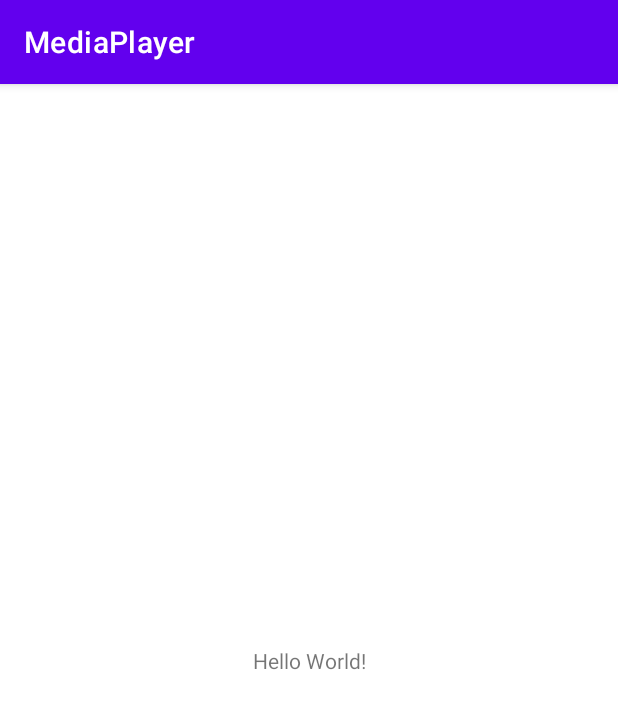
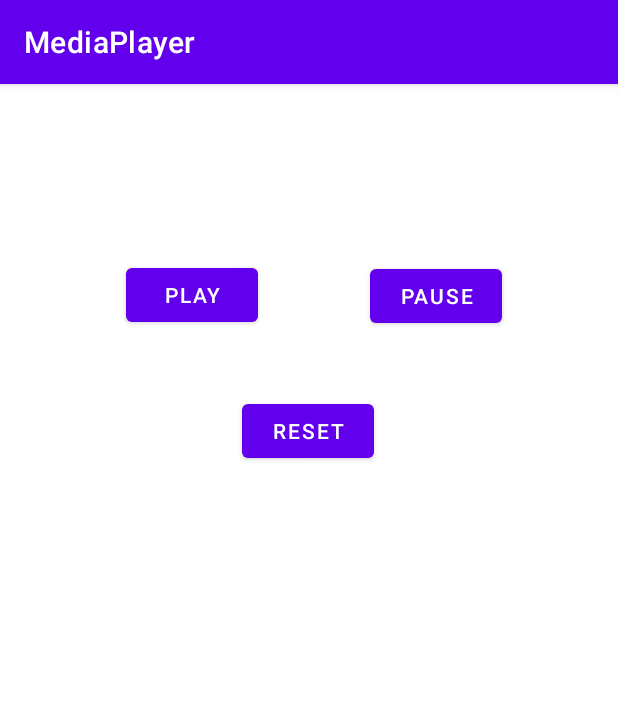
Before and after one commit to Shajidur-Rahman/MediaPlayer, an Android app: the screen it shows after launch (MainActivity), on a phone screen of 412 x 824 dp. Shown: the top 709 px of the screen. Run offline under Robolectric (Android 15) with nearby library versions, the phone set to English and light mode, and no system bars.

Commit message:
making the code to realise the media player

```diff
--- a/app/src/main/AndroidManifest.xml
+++ b/app/src/main/AndroidManifest.xml
@@ -1,6 +1,7 @@
 <?xml version="1.0" encoding="utf-8"?>
 <manifest xmlns:android="http://schemas.android.com/apk/res/android"
     package="com.shajidurrahmansaad.mediaplayer">
+    <uses-permission android:name="android.permission.WAKE_LOCK" />
 
     <application
         android:allowBackup="true"
--- a/app/src/main/java/com/shajidurrahmansaad/mediaplayer/MainActivity.java
+++ b/app/src/main/java/com/shajidurrahmansaad/mediaplayer/MainActivity.java
@@ -2,13 +2,96 @@ package com.shajidurrahmansaad.mediaplayer;
 
 import androidx.appcompat.app.AppCompatActivity;
 
+import android.content.Context;
+import android.media.AudioAttributes;
+import android.media.MediaPlayer;
 import android.os.Bundle;
+import android.os.PowerManager;
+import android.view.View;
+import android.widget.Button;
+import android.widget.Toast;
+
+import java.io.IOException;
+import java.util.MissingFormatArgumentException;
 
 public class MainActivity extends AppCompatActivity {
+
+    // TODO: initing variables
+    Button play;
+    Button pause;
+    Button restart;
+    MediaPlayer mediaPlayer;
+
+
+    // TODO: calling a method. Which will realise the media after ending
+    private MediaPlayer.OnCompletionListener onCompletionListener = new MediaPlayer.OnCompletionListener() {
+        @Override
+        public void onCompletion(MediaPlayer mp) {
+            releaseMediaPlayer();
+        }
+    };
 
     @Override
     protected void onCreate(Bundle savedInstanceState) {
         super.onCreate(savedInstanceState);
         setContentView(R.layout.activity_main);
+
+        play = findViewById(R.id.play);
+        pause = findViewById(R.id.pause);
+        restart = findViewById(R.id.restart);
+
+        mediaPlayer = MediaPlayer.create(MainActivity.this, R.raw.color_black);
+        mediaPlayer.setWakeMode(getApplicationContext(), PowerManager.PARTIAL_WAKE_LOCK);
+
+
+
+
+
+        // TODO: Playing
+        play.setOnClickListener(new View.OnClickListener() {
+            @Override
+            public void onClick(View v) {
+                mediaPlayer.start();
+                mediaPlayer.setOnCompletionListener(onCompletionListener);
+                Toast.makeText(MainActivity.this, "Playing", Toast.LENGTH_SHORT).show();
+
+            }
+        });
+
+
+        // TODO: Pause
+        pause.setOnClickListener(new View.OnClickListener() {
+            @Override
+            public void onClick(View v) {
+                mediaPlayer.pause();
+                Toast.makeText(MainActivity.this, "Paused", Toast.LENGTH_SHORT).show();
+            }
+        });
+
+
+        // TODO: restart
+        restart.setOnClickListener(new View.OnClickListener() {
+            @Override
+            public void onClick(View v) {
+                mediaPlayer.reset();
+            }
+        });
+
+    }
+
+
+    // TODO: release media player
+    private void releaseMediaPlayer() {
+        // If the media player is not null, then it may be currently playing a sound.
+        if (mediaPlayer != null) {
+            // Regardless of the current state of the media player, release its resources
+            // because we no longer need it.
+            mediaPlayer.release();
+
+            // Set the media player back to null. For our code, we've decided that
+            // setting the media player to null is an easy way to tell that the media player
+            // is not configured to play an audio file at the moment.
+            mediaPlayer = null;
+        }
     }
 }
--- a/app/src/main/res/layout/activity_main.xml
+++ b/app/src/main/res/layout/activity_main.xml
@@ -6,13 +6,38 @@
     android:layout_height="match_parent"
     tools:context=".MainActivity">
 
-    <TextView
+    <Button
+        android:id="@+id/play"
         android:layout_width="wrap_content"
         android:layout_height="wrap_content"
-        android:text="Hello World!"
+        android:layout_marginStart="84dp"
+        android:text="@string/play"
         app:layout_constraintBottom_toBottomOf="parent"
-        app:layout_constraintLeft_toLeftOf="parent"
-        app:layout_constraintRight_toRightOf="parent"
-        app:layout_constraintTop_toTopOf="parent" />
+        app:layout_constraintStart_toStartOf="parent"
+        app:layout_constraintTop_toTopOf="parent"
+        app:layout_constraintVertical_bias="0.162" />
 
+    <Button
+        android:id="@+id/pause"
+        android:layout_width="wrap_content"
+        android:layout_height="wrap_content"
+        android:text="@string/pause"
+        app:layout_constraintBottom_toBottomOf="parent"
+        app:layout_constraintEnd_toEndOf="parent"
+        app:layout_constraintHorizontal_bias="0.49"
+        app:layout_constraintStart_toEndOf="@+id/play"
+        app:layout_constraintTop_toTopOf="parent"
+        app:layout_constraintVertical_bias="0.163" />
+
+    <Button
+        android:id="@+id/restart"
+        android:layout_width="wrap_content"
+        android:layout_height="wrap_content"
+        android:text="@string/restart"
+        app:layout_constraintBottom_toBottomOf="parent"
+        app:layout_constraintEnd_toEndOf="parent"
+        app:layout_constraintHorizontal_bias="0.498"
+        app:layout_constraintStart_toStartOf="parent"
+        app:layout_constraintTop_toTopOf="parent"
+        app:layout_constraintVertical_bias="0.288" />
 </androidx.constraintlayout.widget.ConstraintLayout>
--- a/app/src/main/res/values/strings.xml
+++ b/app/src/main/res/values/strings.xml
@@ -1,3 +1,7 @@
 <resources>
     <string name="app_name">MediaPlayer</string>
+    <string name="play">Play</string>
+    <string name="pause">pause</string>
+    <string name="restart">RESET</string>
+    <string name="hello_world">Hello world</string>
 </resources>
```
Also changed, not shown: app/src/main/java/com/shajidurrahmansaad/mediaplayer/SoundMain.java (added, +47 -0 lines), app/src/main/res/layout/arrayadapter.xml (added, +39 -0 lines), 2 other files.
